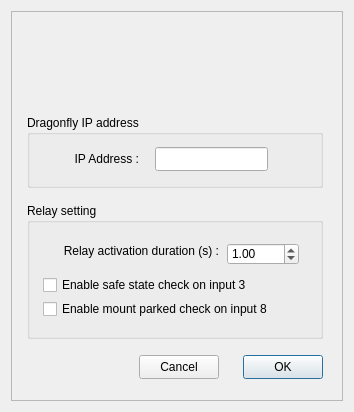
The window that Dragonfly.ui (rpineau/Dragonfly) describes before a commit, drawn with Qt 5.
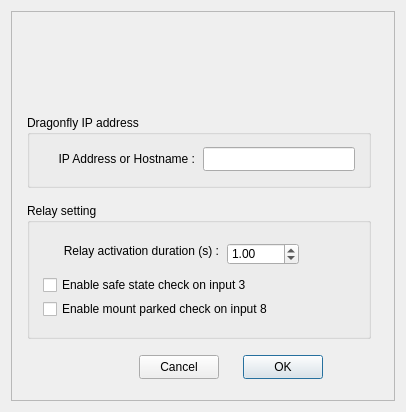
The same window after the commit. Icons and pictures are not drawn. Custom widgets are drawn as their Qt base class.

Commit message: Allow hostname and IP instead of just IP address

Patch:
```diff
--- a/Dragonfly.ui
+++ b/Dragonfly.ui
@@ -6,19 +6,19 @@
    <rect>
     <x>0</x>
     <y>0</y>
-    <width>354</width>
+    <width>406</width>
     <height>412</height>
    </rect>
   </property>
   <property name="minimumSize">
    <size>
-    <width>354</width>
+    <width>406</width>
     <height>412</height>
    </size>
   </property>
   <property name="maximumSize">
    <size>
-    <width>354</width>
+    <width>406</width>
     <height>412</height>
    </size>
   </property>
@@ -55,7 +55,7 @@
      <widget class="QLabel" name="label_logo">
       <property name="geometry">
        <rect>
-        <x>112</x>
+        <x>152</x>
         <y>8</y>
         <width>78</width>
         <height>80</height>
@@ -108,7 +108,7 @@
        <rect>
         <x>16</x>
         <y>104</y>
-        <width>296</width>
+        <width>344</width>
         <height>73</height>
        </rect>
       </property>
@@ -118,9 +118,9 @@
       <widget class="QLineEdit" name="IPAddress">
        <property name="geometry">
         <rect>
-         <x>128</x>
+         <x>176</x>
          <y>32</y>
-         <width>113</width>
+         <width>152</width>
          <height>24</height>
         </rect>
        </property>
@@ -137,14 +137,14 @@
       <widget class="QLabel" name="label_6">
        <property name="geometry">
         <rect>
-         <x>16</x>
+         <x>8</x>
          <y>32</y>
-         <width>96</width>
+         <width>160</width>
          <height>24</height>
         </rect>
        </property>
        <property name="text">
-        <string>IP Address :</string>
+        <string>IP Address or Hostname :</string>
        </property>
        <property name="alignment">
         <set>Qt::AlignRight|Qt::AlignTrailing|Qt::AlignVCenter</set>
@@ -156,7 +156,7 @@
        <rect>
         <x>16</x>
         <y>192</y>
-        <width>296</width>
+        <width>344</width>
         <height>136</height>
        </rect>
       </property>
```
